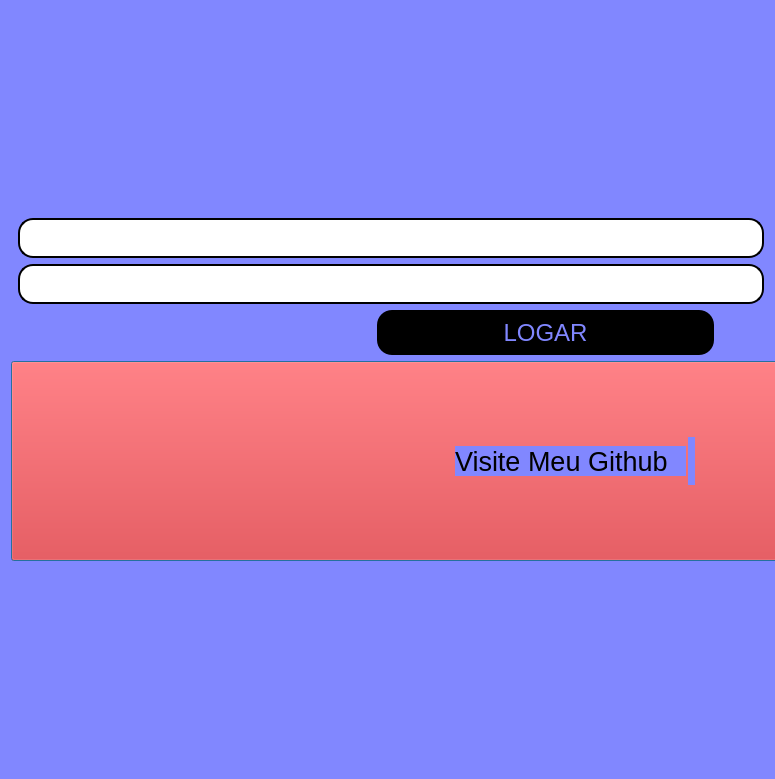
Above: Tela_Inicial.ui from VBSX/Groove-PyCryptoBot before the change. Below: the same form after it.
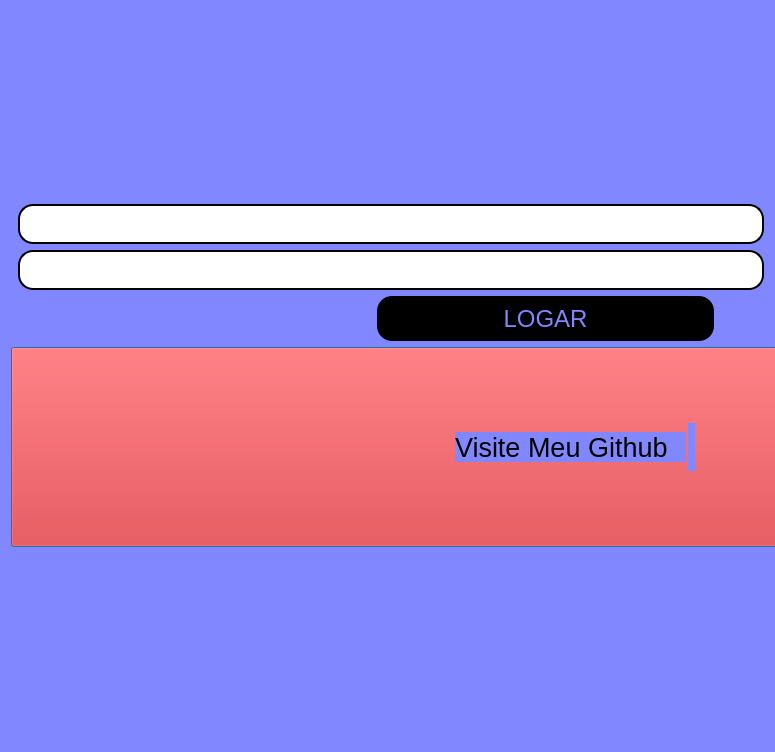
That is the form after the change. Icons and pictures are not drawn.

Commit message: Melhorias na interface grafica

Diff of the .ui file:
```diff
--- a/Tela_Inicial.ui
+++ b/Tela_Inicial.ui
@@ -7,19 +7,19 @@
     <x>0</x>
     <y>0</y>
     <width>775</width>
-    <height>779</height>
+    <height>752</height>
    </rect>
   </property>
   <property name="minimumSize">
    <size>
     <width>775</width>
-    <height>779</height>
+    <height>752</height>
    </size>
   </property>
   <property name="maximumSize">
    <size>
-    <width>1920</width>
-    <height>1080</height>
+    <width>1456</width>
+    <height>752</height>
    </size>
   </property>
   <property name="windowTitle">
```
The commit also changes 4 other files.
